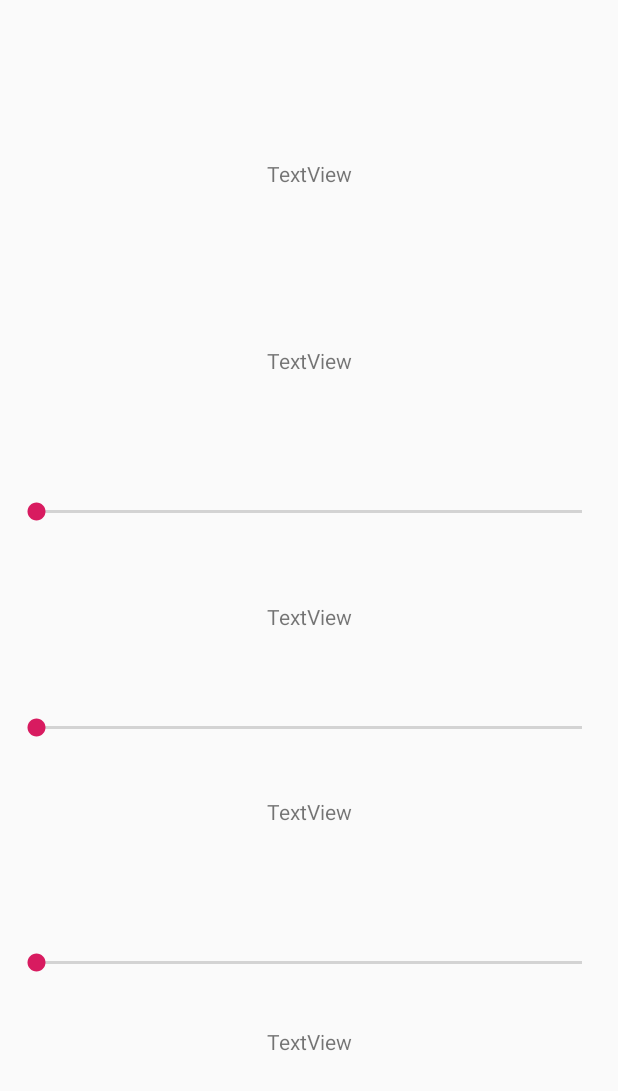
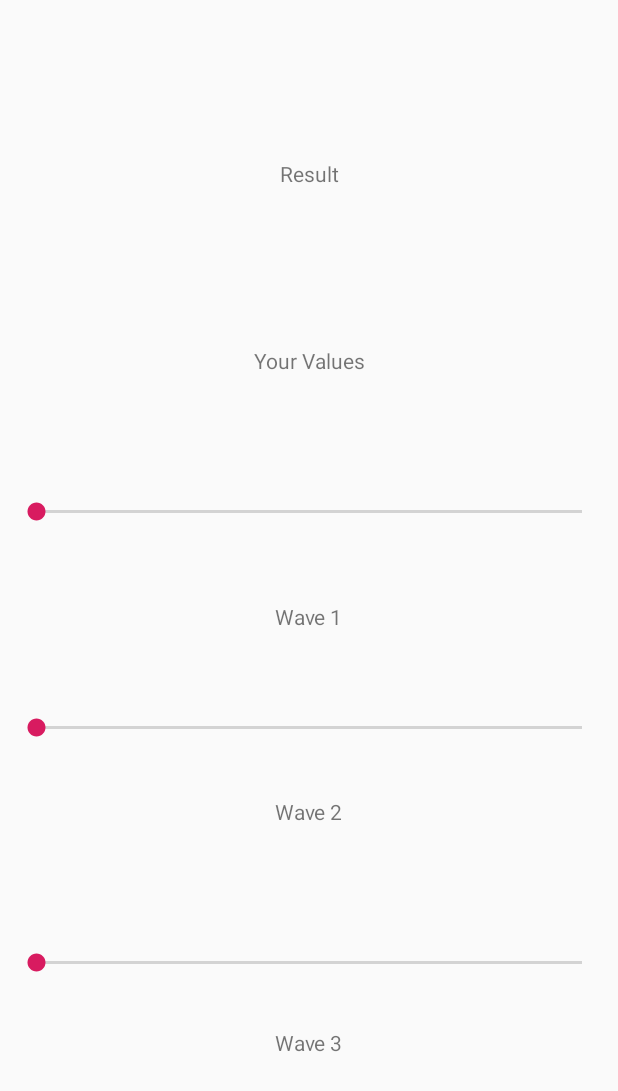
Before and after one commit to d-philip/WaveGen, an Android app: the screen it shows after launch (MainActivity), on a phone screen of 412 x 824 dp. Shown: the top 1091 px of the screen. Run offline under Robolectric (Android 15) with nearby library versions, the light colour scheme and no system bars.

Commit message:
I made it prettier :D

```diff
--- a/app/src/main/java/wavegen/wavegengame/MainActivity.java
+++ b/app/src/main/java/wavegen/wavegengame/MainActivity.java
@@ -33,9 +33,6 @@ public class MainActivity extends AppCompatActivity {
         the1Wave();
         the2Wave();
         the3Wave();
-
-
-
     }
 
 
@@ -148,7 +145,7 @@ public class MainActivity extends AppCompatActivity {
         if(randomValue<=max && randomValue>=min)
             Rtext.setText("You did it!");
 
-        else Rtext.setText(randomValue+" " );
+        else Rtext.setText("Try Again" );
     }
 
 }
--- a/app/src/main/res/layout/activity_main.xml
+++ b/app/src/main/res/layout/activity_main.xml
@@ -33,7 +33,7 @@
         android:layout_marginEnd="8dp"
         android:layout_marginRight="8dp"
         android:layout_marginBottom="8dp"
-        android:text="TextView"
+        android:text="Wave 1"
         app:layout_constraintBottom_toBottomOf="parent"
         app:layout_constraintEnd_toEndOf="parent"
         app:layout_constraintStart_toStartOf="parent"
@@ -65,7 +65,7 @@
         android:layout_marginEnd="8dp"
         android:layout_marginRight="8dp"
         android:layout_marginBottom="8dp"
-        android:text="TextView"
+        android:text="Wave 2"
         app:layout_constraintBottom_toBottomOf="parent"
         app:layout_constraintEnd_toEndOf="parent"
         app:layout_constraintStart_toStartOf="parent"
@@ -91,14 +91,14 @@
     <TextView
         android:id="@+id/wave3Text"
         android:layout_width="wrap_content"
-        android:layout_height="wrap_content"
+        android:layout_height="17dp"
         android:layout_marginStart="8dp"
         android:layout_marginLeft="8dp"
         android:layout_marginTop="8dp"
         android:layout_marginEnd="8dp"
         android:layout_marginRight="8dp"
         android:layout_marginBottom="8dp"
-        android:text="TextView"
+        android:text="Wave 3"
         app:layout_constraintBottom_toBottomOf="parent"
         app:layout_constraintEnd_toEndOf="parent"
         app:layout_constraintStart_toStartOf="parent"
@@ -115,7 +115,7 @@
         android:layout_marginEnd="8dp"
         android:layout_marginRight="8dp"
         android:layout_marginBottom="8dp"
-        android:text="TextView"
+        android:text="Your Values"
         app:layout_constraintBottom_toTopOf="@+id/wave1Bar"
         app:layout_constraintEnd_toEndOf="parent"
         app:layout_constraintStart_toStartOf="parent"
@@ -132,7 +132,7 @@
         android:layout_marginEnd="8dp"
         android:layout_marginRight="8dp"
         android:layout_marginBottom="8dp"
-        android:text="TextView"
+        android:text="Result"
         app:layout_constraintBottom_toTopOf="@+id/allWavesText"
         app:layout_constraintEnd_toEndOf="parent"
         app:layout_constraintStart_toStartOf="parent"
```
